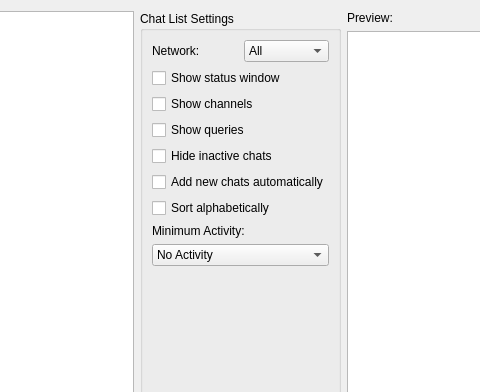
quassel/quassel, file src/qtui/settingspages/bufferviewsettingspage.ui: the form before one commit; both pictures show x 95 to 575 and y 0 to 392 of the 672 by 529 pixel window.
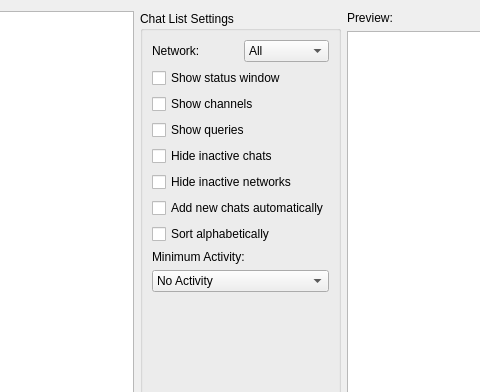
The form after the commit. Icons and pictures are not drawn. Custom widgets are drawn as their Qt base class.

Commit message: Add a setting to hide inactive networks in buffer views

Diff of the .ui file:
```diff
--- a/src/qtui/settingspages/bufferviewsettingspage.ui
+++ b/src/qtui/settingspages/bufferviewsettingspage.ui
@@ -136,6 +136,13 @@
         </property>
        </widget>
       </item>
+      <item>
+       <widget class="QCheckBox" name="hideInactiveNetworks">
+        <property name="text">
+         <string>Hide inactive networks</string>
+        </property>
+       </widget>
+      </item>
       <item>
        <widget class="QCheckBox" name="addNewBuffersAutomatically">
         <property name="text">
```
The commit also changes 4 other files.
